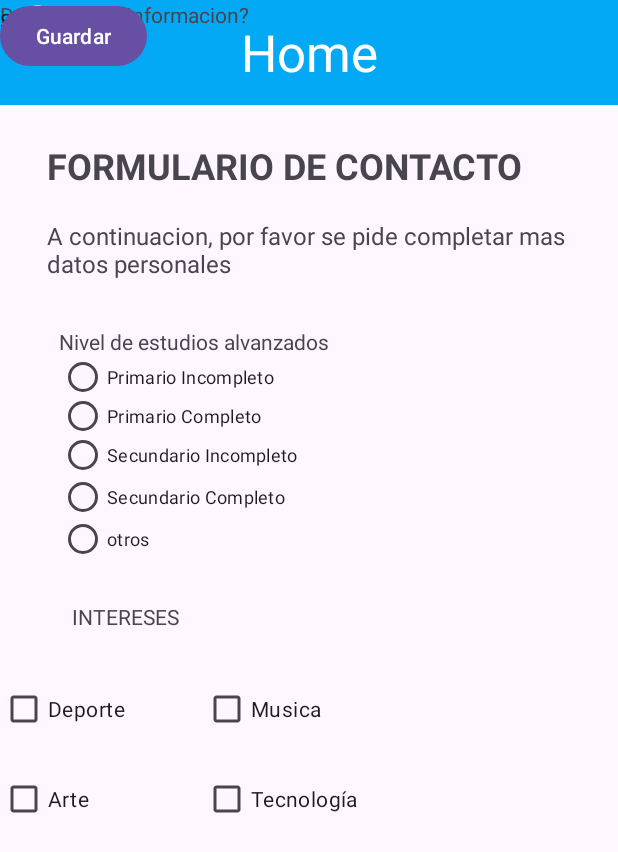
After one commit to HernanMVarela/TP_2_GRUPO_4, an Android app: the AgregarContactoView2 screen opened directly, with no data from a screen before it, on a phone screen of 412 x 824 dp. The commit adds this screen. Shown: the top 852 px of the screen. Run offline under Robolectric (Android 15) with nearby library versions, the phone set to English and light mode, and no system bars.

Commit message:
add agregarContactosView2

```diff
--- a/app/src/main/AndroidManifest.xml
+++ b/app/src/main/AndroidManifest.xml
@@ -12,6 +12,9 @@
         android:supportsRtl="true"
         android:theme="@style/Theme.TP_2_GRUPO_4"
         tools:targetApi="31">
+        <activity
+            android:name=".AgregarContactoView2"
+            android:exported="false" />
         <activity
             android:name=".ListadoContactosActivity"
             android:exported="false" />
--- /dev/null
+++ b/app/src/main/java/frgp/utn/edu/tp_2_grupo_4/AgregarContactoView2.java
@@ -0,0 +1,14 @@
+package frgp.utn.edu.tp_2_grupo_4;
+
+import androidx.appcompat.app.AppCompatActivity;
+
+import android.os.Bundle;
+
+public class AgregarContactoView2 extends AppCompatActivity {
+
+    @Override
+    protected void onCreate(Bundle savedInstanceState) {
+        super.onCreate(savedInstanceState);
+        setContentView(R.layout.activity_agregar_contacto_view2);
+    }
+}
--- a/app/src/main/java/frgp/utn/edu/tp_2_grupo_4/MainActivity.java
+++ b/app/src/main/java/frgp/utn/edu/tp_2_grupo_4/MainActivity.java
@@ -4,6 +4,7 @@ import androidx.appcompat.app.AppCompatActivity;
 
 import android.os.Bundle;
 import android.view.Menu;
+import android.view.MenuInflater;
 import android.view.MenuItem;
 import android.view.View;
 
@@ -17,7 +18,8 @@ public class MainActivity extends AppCompatActivity {
 
     @Override
     public boolean onCreateOptionsMenu(Menu menu_nav){
-        getMenuInflater().inflate(R.menu.menu_es_activity, menu_nav);
+        MenuInflater infilter = getMenuInflater();
+        infilter.inflate(R.menu.menu_es_activity, menu_nav);
         return true;
     }
 
--- /dev/null
+++ b/app/src/main/res/layout/activity_agregar_contacto_view2.xml
@@ -0,0 +1,177 @@
+<?xml version="1.0" encoding="utf-8"?>
+<androidx.constraintlayout.widget.ConstraintLayout xmlns:android="http://schemas.android.com/apk/res/android"
+    xmlns:app="http://schemas.android.com/apk/res-auto"
+    xmlns:tools="http://schemas.android.com/tools"
+    android:layout_width="match_parent"
+    android:layout_height="match_parent"
+    tools:context=".AgregarContactoView2">
+
+    <LinearLayout
+        android:id="@+id/linearLayout"
+        android:layout_width="match_parent"
+        android:layout_height="70dp"
+        android:background="@color/btnEjercicio"
+        android:gravity="bottom"
+        android:orientation="vertical"
+        android:padding="12dp"
+        android:theme="@style/ThemeOverlay.AppCompat.Dark">
+
+        <TextView
+            android:id="@+id/tvTitle"
+            android:layout_width="match_parent"
+            android:layout_height="match_parent"
+            android:gravity="center"
+            android:text="@string/title_header_main"
+            android:textAppearance="@style/TextAppearance.AppCompat.Body1"
+            android:textSize="34sp" />
+
+    </LinearLayout>
+
+    <TextView
+        android:id="@+id/txtview1"
+        android:layout_width="350dp"
+        android:layout_height="36dp"
+        android:layout_marginTop="24dp"
+        android:text="FORMULARIO DE CONTACTO"
+        android:textSize="24sp"
+        android:textStyle="bold"
+        app:layout_constraintEnd_toEndOf="parent"
+        app:layout_constraintStart_toStartOf="parent"
+        app:layout_constraintTop_toBottomOf="@+id/linearLayout" />
+
+    <TextView
+        android:id="@+id/textView2"
+        android:layout_width="349dp"
+        android:layout_height="44dp"
+        android:layout_marginTop="16dp"
+        android:text="A continuacion, por favor se pide completar mas datos personales"
+        android:textSize="16sp"
+        app:layout_constraintEnd_toEndOf="parent"
+        app:layout_constraintStart_toStartOf="parent"
+        app:layout_constraintTop_toBottomOf="@+id/txtview1" />
+
+    <RadioGroup
+        android:id="@+id/radioGroup"
+        android:layout_width="334dp"
+        android:layout_height="0dp"
+        android:layout_marginTop="28dp"
+        app:layout_constraintEnd_toEndOf="parent"
+        app:layout_constraintStart_toStartOf="parent"
+        app:layout_constraintTop_toBottomOf="@+id/textView2">
+
+        <TextView
+            android:id="@+id/textView3"
+            android:layout_width="match_parent"
+            android:layout_height="wrap_content"
+            android:text="Nivel de estudios alvanzados" />
+
+        <RadioButton
+            android:id="@+id/radioButton2"
+            android:layout_width="186dp"
+            android:layout_height="28dp"
+            android:text="Primario Incompleto"
+            android:textSize="12sp" />
+
+        <RadioButton
+            android:id="@+id/radioButton3"
+            android:layout_width="185dp"
+            android:layout_height="24dp"
+            android:text="Primario Completo "
+            android:textSize="12sp" />
+
+        <RadioButton
+            android:id="@+id/radioButton4"
+            android:layout_width="185dp"
+            android:layout_height="28dp"
+            android:text="Secundario Incompleto"
+            android:textSize="12sp" />
+
+        <RadioButton
+            android:id="@+id/radioButton5"
+            android:layout_width="185dp"
+            android:layout_height="28dp"
+            android:text="Secundario Completo"
+            android:textSize="12sp" />
+
+        <RadioButton
+            android:id="@+id/radioButton6"
+            android:layout_width="185dp"
+            android:layout_height="28dp"
+            android:text="otros"
+            android:textSize="12sp" />
+    </RadioGroup>
+
+    <TextView
+        android:id="@+id/textView4"
+        android:layout_width="wrap_content"
+        android:layout_height="wrap_content"
+        android:layout_marginTop="28dp"
+        android:text="INTERESES"
+        app:layout_constraintEnd_toEndOf="parent"
+        app:layout_constraintHorizontal_bias="0.141"
+        app:layout_constraintStart_toStartOf="parent"
+        app:layout_constraintTop_toBottomOf="@+id/radioGroup" />
+
+    <CheckBox
+        android:id="@+id/checkBox"
+        android:layout_width="99dp"
+        android:layout_height="40dp"
+        android:layout_marginTop="32dp"
+        android:text="Deporte"
+        app:layout_constraintTop_toBottomOf="@+id/textView4"
+        tools:layout_editor_absoluteX="69dp" />
+
+    <CheckBox
+        android:id="@+id/checkBox6"
+        android:layout_width="99dp"
+        android:layout_height="40dp"
+        android:layout_marginTop="20dp"
+        android:text="Arte"
+        app:layout_constraintTop_toBottomOf="@+id/checkBox"
+        tools:layout_editor_absoluteX="69dp" />
+
+    <CheckBox
+        android:id="@+id/checkBox7"
+        android:layout_width="112dp"
+        android:layout_height="40dp"
+        android:layout_marginStart="36dp"
+        android:layout_marginTop="92dp"
+        android:text="Tecnología"
+        app:layout_constraintStart_toEndOf="@+id/checkBox6"
+        app:layout_constraintTop_toBottomOf="@+id/textView4" />
+
+    <CheckBox
+        android:id="@+id/checkBox5"
+        android:layout_width="99dp"
+        android:layout_height="40dp"
+        android:layout_marginStart="36dp"
+        android:layout_marginTop="32dp"
+        android:text="Musica"
+        app:layout_constraintStart_toEndOf="@+id/checkBox"
+        app:layout_constraintTop_toBottomOf="@+id/textView4" />
+
+    <TextView
+        android:id="@+id/textView5"
+        android:layout_width="wrap_content"
+        android:layout_height="wrap_content"
+        android:text="Desea recibir Informacion?"
+        tools:layout_editor_absoluteX="47dp"
+        tools:layout_editor_absoluteY="574dp" />
+
+    <Switch
+        android:id="@+id/switch2"
+        android:layout_width="wrap_content"
+        android:layout_height="wrap_content"
+        android:text="Si"
+        tools:layout_editor_absoluteX="246dp"
+        tools:layout_editor_absoluteY="569dp" />
+
+    <Button
+        android:id="@+id/btnGuardar"
+        android:layout_width="wrap_content"
+        android:layout_height="wrap_content"
+        android:text="Guardar"
+        tools:layout_editor_absoluteX="278dp"
+        tools:layout_editor_absoluteY="616dp" />
+
+</androidx.constraintlayout.widget.ConstraintLayout>
--- a/app/src/main/res/layout/activity_main.xml
+++ b/app/src/main/res/layout/activity_main.xml
@@ -5,12 +5,4 @@
     android:layout_width="match_parent"
     android:layout_height="match_parent"
     android:visibility="visible"
-    tools:context=".MainActivity">
-
-    <include
-        android:id="@+id/include"
-        layout="@layout/header_layout"
-        tools:layout_editor_absoluteX="0dp"
-        tools:layout_editor_absoluteY="214dp"></include>
-
-</androidx.constraintlayout.widget.ConstraintLayout>
+    tools:context=".MainActivity"/>
```
